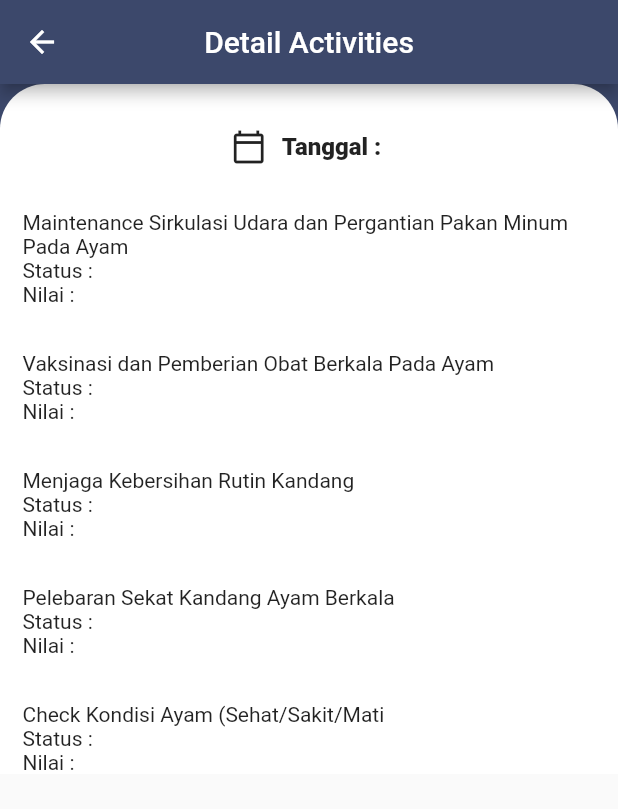
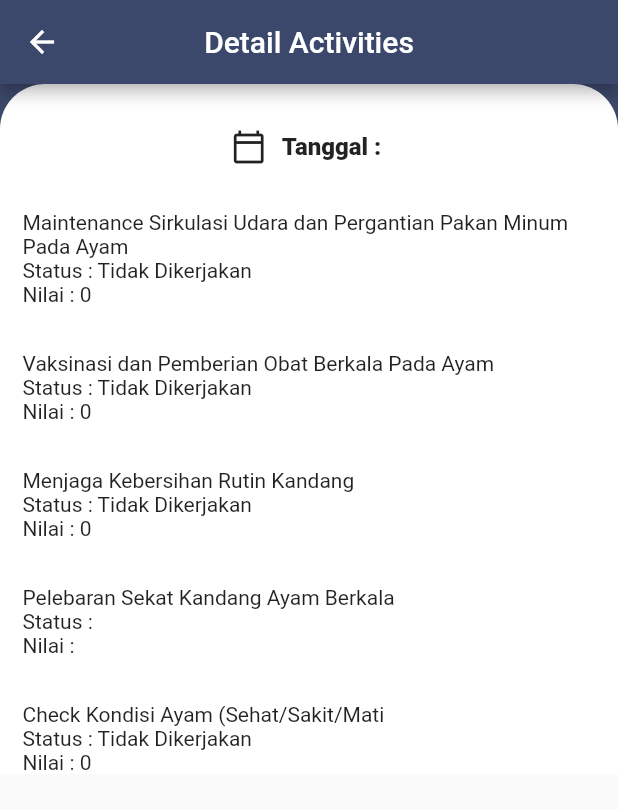
Before and after one commit to Rokel15/Jea-Aplikasi-Penulisan-Ilmiah-Gunadarma, a Flutter app: the See_Detail screen opened directly with empty values, on a phone screen of 412 x 824 dp. Shown: the top 809 px of the screen. Run offline on Flutter 3.47's test engine with Material 2 defaults, Android fonts, the phone set to English and light mode, and no system bars; our stand-ins replace cloud_firestore, firebase_core, get, google_fonts; accounts and stored records are empty; Roboto replaces fonts that are missing (Aboreto).

Commit message:
retrieving data v9(Kegiatan 4 belum diurus)

```diff
--- a/lib/ui/See_Detail.dart
+++ b/lib/ui/See_Detail.dart
@@ -53,6 +53,9 @@ class detail extends StatelessWidget {
     required this.Ask_data,
   });
 
+  String dikerjakan = 'dikerjakan';
+  String tdk_dikerjakan = 'tidak dikerjakan';
+
   @override
   Widget build(BuildContext context) {
     return Container(
@@ -91,8 +94,15 @@ class detail extends StatelessWidget {
               crossAxisAlignment: CrossAxisAlignment.start,
               children: [
                 Text('Maintenance Sirkulasi Udara dan Pergantian Pakan Minum Pada Ayam'),
-                Text('Status : '),
-                Text('Nilai : ')
+                Text(
+                  Ask_data['Kegiatan 1']=='Maintenance Sirkulasi Udara dan Pergantian Pakan Minum Pada Ayam'?
+                  'Status\t: Dikerjakan' :'Status\t: Tidak Dikerjakan',
+                ),
+                Text(
+                  Ask_data['Kegiatan 1']=='Maintenance Sirkulasi Udara dan Pergantian Pakan Minum Pada Ayam'?
+                  'Nilai\t: 20':'Nilai\t: 0',
+
+                )
               ],
             ),
           ),
@@ -102,8 +112,12 @@ class detail extends StatelessWidget {
               crossAxisAlignment: CrossAxisAlignment.start,
               children: [
                 Text('Vaksinasi dan Pemberian Obat Berkala Pada Ayam'),
-                Text('Status : '),
-                Text('Nilai : ')
+                Text(Ask_data['Kegiatan 2']=='Vaksinasi dan Pemberian Obat Berkala Pada Ayam'?
+                'Status\t: Dikerjakan' :'Status\t: Tidak Dikerjakan',
+                ),
+                Text(Ask_data['Kegiatan 2']=='Vaksinasi dan Pemberian Obat Berkala Pada Ayam'?
+                'Nilai\t: 20':'Nilai\t: 0',
+                )
               ],
             ),
           ),
@@ -113,8 +127,12 @@ class detail extends StatelessWidget {
               crossAxisAlignment: CrossAxisAlignment.start,
               children: [
                 Text('Menjaga Kebersihan Rutin Kandang'),
-                Text('Status : '),
-                Text('Nilai : ')
+                Text(Ask_data['Kegiatan 3']=='Menjaga Kebersihan Rutin Kandang'?
+                'Status\t: Dikerjakan' :'Status\t: Tidak Dikerjakan',
+                ),
+                Text(Ask_data['Kegiatan 3']=='Menjaga Kebersihan Rutin Kandang'?
+                'Nilai\t: 20':'Nilai\t: 0',
+                )
               ],
             ),
           ),
@@ -124,7 +142,9 @@ class detail extends StatelessWidget {
               crossAxisAlignment: CrossAxisAlignment.start,
               children: [
                 Text('Pelebaran Sekat Kandang Ayam Berkala'),
-                Text('Status : '),
+                Text(
+                  'Status : ',
+                ),
                 Text('Nilai : ')
               ],
             ),
@@ -135,8 +155,12 @@ class detail extends StatelessWidget {
               crossAxisAlignment: CrossAxisAlignment.start,
               children: [
                 Text('Check Kondisi Ayam (Sehat/Sakit/Mati'),
-                Text('Status : '),
-                Text('Nilai : ')
+                Text(Ask_data['Kegiatan 5']=='Check Kondisi Ayam (Sehat/Sakit/Mati)'?
+                  'Status\t: Dikerjakan' :'Status\t: Tidak Dikerjakan',
+                ),
+                Text(Ask_data['Kegiatan 5']=='Check Kondisi Ayam (Sehat/Sakit/Mati)'?
+                'Nilai\t: 20':'Nilai\t: 0',
+                )
               ],
             ),
           ),
```
